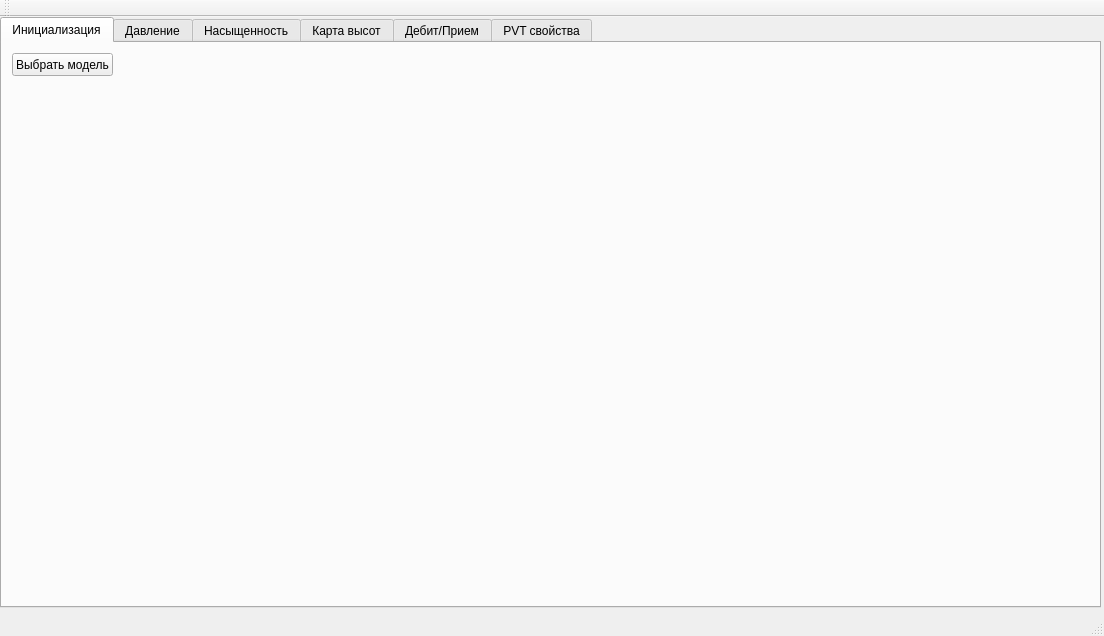
Before: the Qt Designer form mainwindow.ui in klast/simple_solver, drawn with Qt 5.
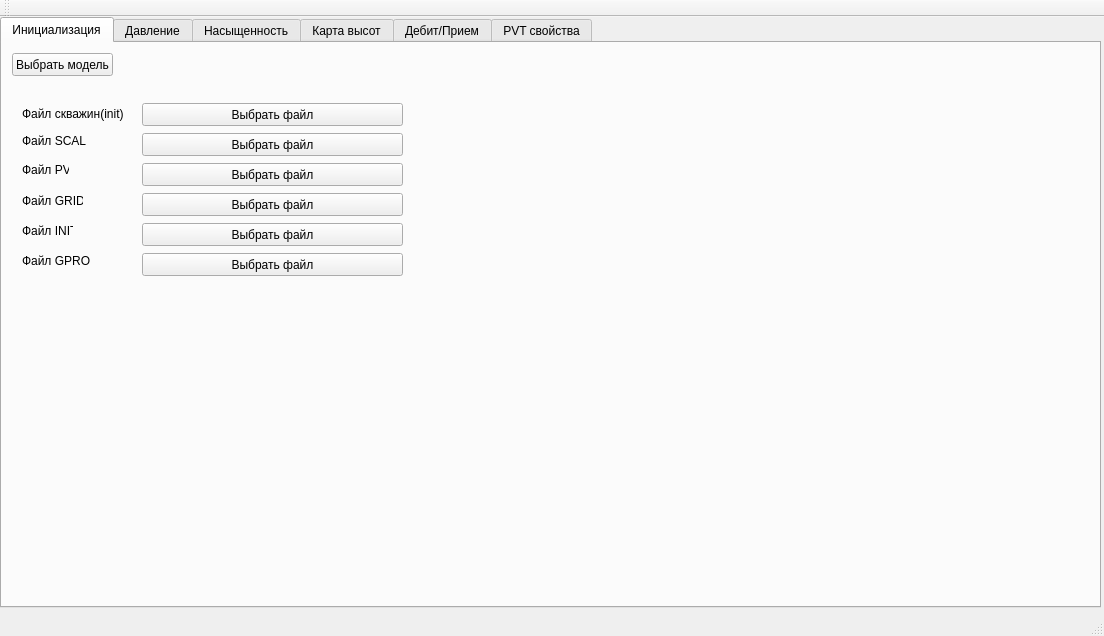
After: the same form once the commit is applied.

```diff
--- a/mainwindow.ui
+++ b/mainwindow.ui
@@ -46,6 +46,162 @@
        <bool>true</bool>
       </property>
      </widget>
+     <widget class="QLabel" name="label_12">
+      <property name="geometry">
+       <rect>
+        <x>20</x>
+        <y>60</y>
+        <width>111</width>
+        <height>21</height>
+       </rect>
+      </property>
+      <property name="text">
+       <string>Файл скважин(init)</string>
+      </property>
+     </widget>
+     <widget class="QLabel" name="label_13">
+      <property name="geometry">
+       <rect>
+        <x>20</x>
+        <y>90</y>
+        <width>91</width>
+        <height>16</height>
+       </rect>
+      </property>
+      <property name="text">
+       <string>Файл SCAL</string>
+      </property>
+     </widget>
+     <widget class="QLabel" name="label_14">
+      <property name="geometry">
+       <rect>
+        <x>20</x>
+        <y>120</y>
+        <width>47</width>
+        <height>13</height>
+       </rect>
+      </property>
+      <property name="text">
+       <string>Файл PVT</string>
+      </property>
+     </widget>
+     <widget class="QLabel" name="label_15">
+      <property name="geometry">
+       <rect>
+        <x>20</x>
+        <y>150</y>
+        <width>61</width>
+        <height>16</height>
+       </rect>
+      </property>
+      <property name="text">
+       <string>Файл GRID</string>
+      </property>
+     </widget>
+     <widget class="QLabel" name="label_16">
+      <property name="geometry">
+       <rect>
+        <x>20</x>
+        <y>180</y>
+        <width>51</width>
+        <height>16</height>
+       </rect>
+      </property>
+      <property name="text">
+       <string>Файл INIT</string>
+      </property>
+     </widget>
+     <widget class="QLabel" name="label_17">
+      <property name="geometry">
+       <rect>
+        <x>20</x>
+        <y>210</y>
+        <width>71</width>
+        <height>16</height>
+       </rect>
+      </property>
+      <property name="text">
+       <string>Файл GPRO</string>
+      </property>
+     </widget>
+     <widget class="QPushButton" name="init_well_Button">
+      <property name="geometry">
+       <rect>
+        <x>140</x>
+        <y>60</y>
+        <width>261</width>
+        <height>23</height>
+       </rect>
+      </property>
+      <property name="text">
+       <string>Выбрать файл</string>
+      </property>
+     </widget>
+     <widget class="QPushButton" name="SCAL_Button">
+      <property name="geometry">
+       <rect>
+        <x>140</x>
+        <y>90</y>
+        <width>261</width>
+        <height>23</height>
+       </rect>
+      </property>
+      <property name="text">
+       <string>Выбрать файл</string>
+      </property>
+     </widget>
+     <widget class="QPushButton" name="PVT_Button">
+      <property name="geometry">
+       <rect>
+        <x>140</x>
+        <y>120</y>
+        <width>261</width>
+        <height>23</height>
+       </rect>
+      </property>
+      <property name="text">
+       <string>Выбрать файл</string>
+      </property>
+     </widget>
+     <widget class="QPushButton" name="GRID_Button">
+      <property name="geometry">
+       <rect>
+        <x>140</x>
+        <y>150</y>
+        <width>261</width>
+        <height>23</height>
+       </rect>
+      </property>
+      <property name="text">
+       <string>Выбрать файл</string>
+      </property>
+     </widget>
+     <widget class="QPushButton" name="INIT_Button">
+      <property name="geometry">
+       <rect>
+        <x>140</x>
+        <y>180</y>
+        <width>261</width>
+        <height>23</height>
+       </rect>
+      </property>
+      <property name="text">
+       <string>Выбрать файл</string>
+      </property>
+     </widget>
+     <widget class="QPushButton" name="GPRO_Button">
+      <property name="geometry">
+       <rect>
+        <x>140</x>
+        <y>210</y>
+        <width>261</width>
+        <height>23</height>
+       </rect>
+      </property>
+      <property name="text">
+       <string>Выбрать файл</string>
+      </property>
+     </widget>
     </widget>
     <widget class="QWidget" name="pressure_animation">
      <attribute name="title">
```
